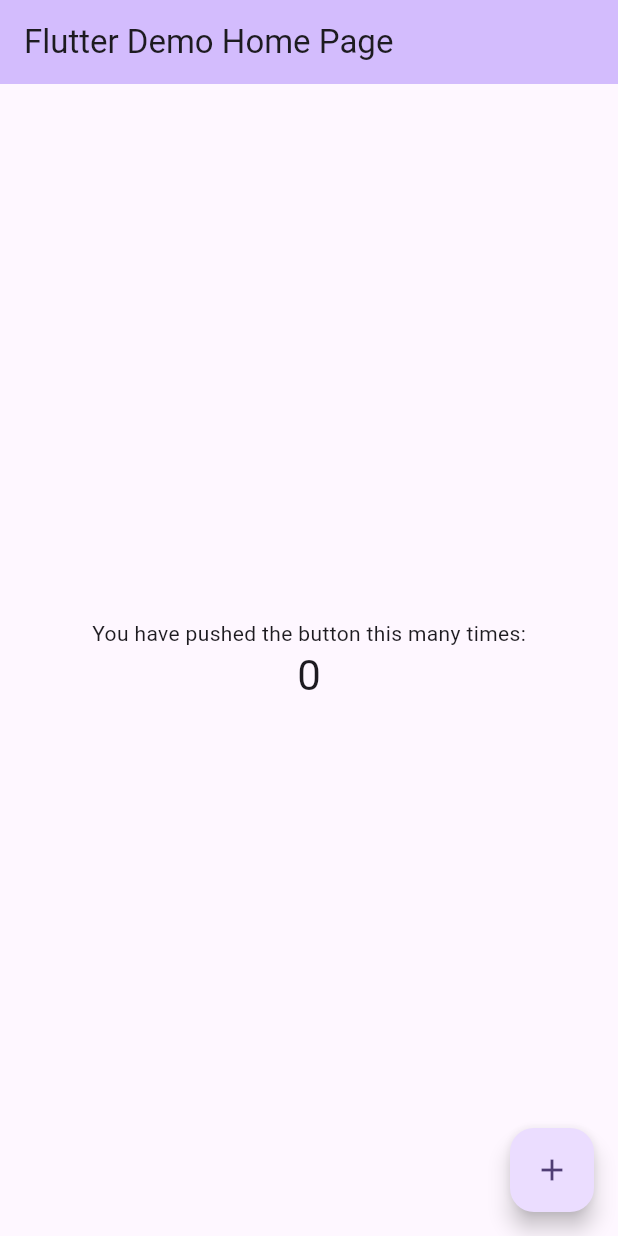
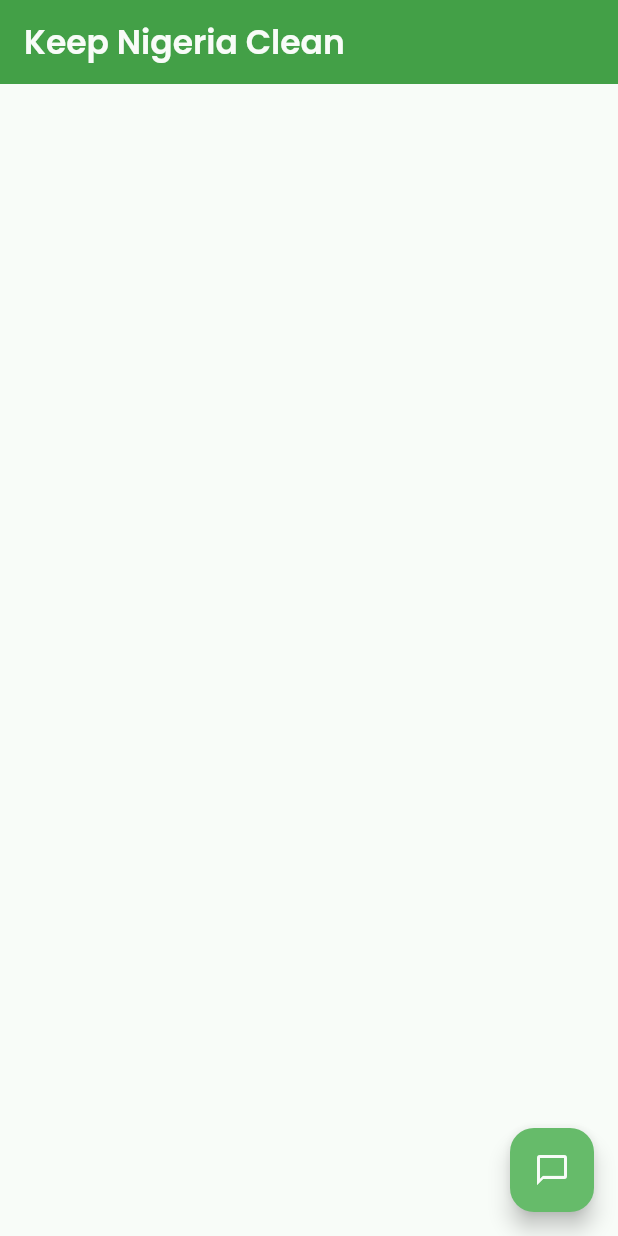
Before and after one commit to andy-ife/keep_nigeria_clean, a Flutter app: the screen it shows after launch, on a phone screen of 412 x 824 dp. Run offline on Flutter 3.47's test engine with Material 3 defaults, Android fonts, the phone set to English and light mode, and no system bars.

Commit message:
Setup app theme

```diff
--- a/lib/main.dart
+++ b/lib/main.dart
@@ -1,4 +1,5 @@
 import 'package:flutter/material.dart';
+import 'package:keep_nigeria_clean/theme/theme.dart';
 
 void main() {
   runApp(const MyApp());
@@ -7,116 +8,35 @@ void main() {
 class MyApp extends StatelessWidget {
   const MyApp({super.key});
 
-  // This widget is the root of your application.
   @override
   Widget build(BuildContext context) {
     return MaterialApp(
       title: 'Flutter Demo',
-      theme: ThemeData(
-        // This is the theme of your application.
-        //
-        // TRY THIS: Try running your application with "flutter run". You'll see
-        // the application has a purple toolbar. Then, without quitting the app,
-        // try changing the seedColor in the colorScheme below to Colors.green
-        // and then invoke "hot reload" (save your changes or press the "hot
-        // reload" button in a Flutter-supported IDE, or press "r" if you used
-        // the command line to start the app).
-        //
-        // Notice that the counter didn't reset back to zero; the application
-        // state is not lost during the reload. To reset the state, use hot
-        // restart instead.
-        //
-        // This works for code too, not just values: Most code changes can be
-        // tested with just a hot reload.
-        colorScheme: ColorScheme.fromSeed(seedColor: Colors.deepPurple),
-      ),
-      home: const MyHomePage(title: 'Flutter Demo Home Page'),
+      theme: AppTheme.light,
+      themeMode: ThemeMode.light,
+      home: HomePage(),
     );
   }
 }
 
-class MyHomePage extends StatefulWidget {
-  const MyHomePage({super.key, required this.title});
-
-  // This widget is the home page of your application. It is stateful, meaning
-  // that it has a State object (defined below) that contains fields that affect
-  // how it looks.
-
-  // This class is the configuration for the state. It holds the values (in this
-  // case the title) provided by the parent (in this case the App widget) and
-  // used by the build method of the State. Fields in a Widget subclass are
-  // always marked "final".
-
-  final String title;
-
-  @override
-  State<MyHomePage> createState() => _MyHomePageState();
-}
-
-class _MyHomePageState extends State<MyHomePage> {
-  int _counter = 0;
-
-  void _incrementCounter() {
-    setState(() {
-      // This call to setState tells the Flutter framework that something has
-      // changed in this State, which causes it to rerun the build method below
-      // so that the display can reflect the updated values. If we changed
-      // _counter without calling setState(), then the build method would not be
-      // called again, and so nothing would appear to happen.
-      _counter++;
-    });
-  }
+class HomePage extends StatelessWidget {
+  const HomePage({super.key});
 
   @override
   Widget build(BuildContext context) {
-    // This method is rerun every time setState is called, for instance as done
-    // by the _incrementCounter method above.
-    //
-    // The Flutter framework has been optimized to make rerunning build methods
-    // fast, so that you can just rebuild anything that needs updating rather
-    // than having to individually change instances of widgets.
+    final theme = Theme.of(context);
     return Scaffold(
       appBar: AppBar(
-        // TRY THIS: Try changing the color here to a specific color (to
-        // Colors.amber, perhaps?) and trigger a hot reload to see the AppBar
-        // change color while the other colors stay the same.
-        backgroundColor: Theme.of(context).colorScheme.inversePrimary,
-        // Here we take the value from the MyHomePage object that was created by
-        // the App.build method, and use it to set our appbar title.
-        title: Text(widget.title),
-      ),
-      body: Center(
-        // Center is a layout widget. It takes a single child and positions it
-        // in the middle of the parent.
-        child: Column(
-          // Column is also a layout widget. It takes a list of children and
-          // arranges them vertically. By default, it sizes itself to fit its
-          // children horizontally, and tries to be as tall as its parent.
-          //
-          // Column has various properties to control how it sizes itself and
-          // how it positions its children. Here we use mainAxisAlignment to
-          // center the children vertically; the main axis here is the vertical
-          // axis because Columns are vertical (the cross axis would be
-          // horizontal).
-          //
-          // TRY THIS: Invoke "debug painting" (choose the "Toggle Debug Paint"
-          // action in the IDE, or press "p" in the console), to see the
-          // wireframe for each widget.
-          mainAxisAlignment: MainAxisAlignment.center,
-          children: <Widget>[
-            const Text('You have pushed the button this many times:'),
-            Text(
-              '$_counter',
-              style: Theme.of(context).textTheme.headlineMedium,
-            ),
-          ],
-        ),
+        title: Text("Keep Nigeria Clean"),
+        backgroundColor: theme.colorScheme.primary,
+        foregroundColor: theme.colorScheme.onPrimary,
       ),
       floatingActionButton: FloatingActionButton(
-        onPressed: _incrementCounter,
-        tooltip: 'Increment',
-        child: const Icon(Icons.add),
-      ), // This trailing comma makes auto-formatting nicer for build methods.
+        onPressed: () {
+          showModalBottomSheet(context: context, builder: (_) => Container());
+        },
+        child: Icon(Icons.chat_bubble_outline),
+      ),
     );
   }
 }
--- a/lib/theme/colors.dart
+++ b/lib/theme/colors.dart
@@ -2,6 +2,8 @@ import 'package:flutter/material.dart';
 
 class AppColors {
   static final primary = Colors.green[600]!;
+  static final primaryLight = Colors.green[400]!;
+  static final primaryDark = Colors.green[800]!;
 
   static final black = Color(0xff120000);
   static final white = Color(0xfff8fcf8);
--- /dev/null
+++ b/lib/theme/styles.dart
@@ -0,0 +1,32 @@
+import 'package:flutter/material.dart';
+import 'package:keep_nigeria_clean/theme/colors.dart';
+
+class AppButtonStyles {
+  static final outlined = TextButton.styleFrom(
+    backgroundColor: AppColors.white,
+    shape: RoundedRectangleBorder(
+      side: BorderSide(color: AppColors.medGrey),
+      borderRadius: BorderRadiusGeometry.all(Radius.circular(40.0)),
+    ),
+    foregroundColor: AppColors.black,
+    textStyle: TextStyle(fontFamily: "Poppins"),
+    padding: EdgeInsets.symmetric(horizontal: 20.0),
+  );
+
+  static final filled = TextButton.styleFrom(
+    backgroundColor: AppColors.primary,
+    foregroundColor: AppColors.white,
+    textStyle: TextStyle(fontFamily: "Poppins", fontWeight: FontWeight.w600),
+    padding: EdgeInsets.symmetric(horizontal: 20.0),
+  );
+
+  static final text = TextButton.styleFrom(
+    backgroundColor: AppColors.white,
+    foregroundColor: AppColors.primary,
+    textStyle: TextStyle(
+      fontFamily: "Poppins",
+      fontWeight: FontWeight.w600,
+      fontSize: 16.0,
+    ),
+  );
+}
--- /dev/null
+++ b/lib/theme/theme.dart
@@ -0,0 +1,51 @@
+import 'package:flutter/material.dart';
+import 'package:keep_nigeria_clean/theme/colors.dart';
+import 'package:keep_nigeria_clean/theme/styles.dart';
+
+class AppTheme {
+  static final light = ThemeData(
+    colorScheme: ColorScheme.fromSeed(seedColor: AppColors.primary).copyWith(
+      primary: AppColors.primary,
+      primaryContainer: AppColors.primaryLight,
+      primaryFixedDim: AppColors.primaryDark,
+      onPrimary: AppColors.white,
+      onPrimaryContainer: AppColors.white,
+      surface: AppColors.white,
+      surfaceDim: AppColors.lightGrey,
+      onSurface: AppColors.black,
+      onSurfaceVariant: AppColors.grey,
+      outline: AppColors.medGrey,
+    ),
+    textTheme: TextTheme(
+      headlineMedium: TextStyle(
+        fontFamily: 'Poppins',
+        fontSize: 28.0,
+        color: AppColors.white,
+      ),
+
+      titleMedium: TextStyle(
+        fontFamily: 'Poppins',
+        fontSize: 16.0,
+        fontWeight: FontWeight.w600,
+      ),
+      titleLarge: TextStyle(
+        fontFamily: 'Poppins',
+        fontSize: 22.0,
+        fontWeight: FontWeight.w600,
+      ),
+
+      bodyLarge: TextStyle(fontFamily: 'Poppins', fontSize: 16.0),
+      bodyMedium: TextStyle(fontFamily: 'Poppins', fontSize: 14.0),
+
+      labelMedium: TextStyle(fontFamily: 'Poppins', fontSize: 12.0),
+
+      labelSmall: TextStyle(
+        fontFamily: "Poppins",
+        fontWeight: FontWeight.w600,
+        letterSpacing: 0.5,
+        fontSize: 11.0,
+      ),
+    ),
+    textButtonTheme: TextButtonThemeData(style: AppButtonStyles.outlined),
+  );
+}
```
Also changed, not shown: 1 other file.
